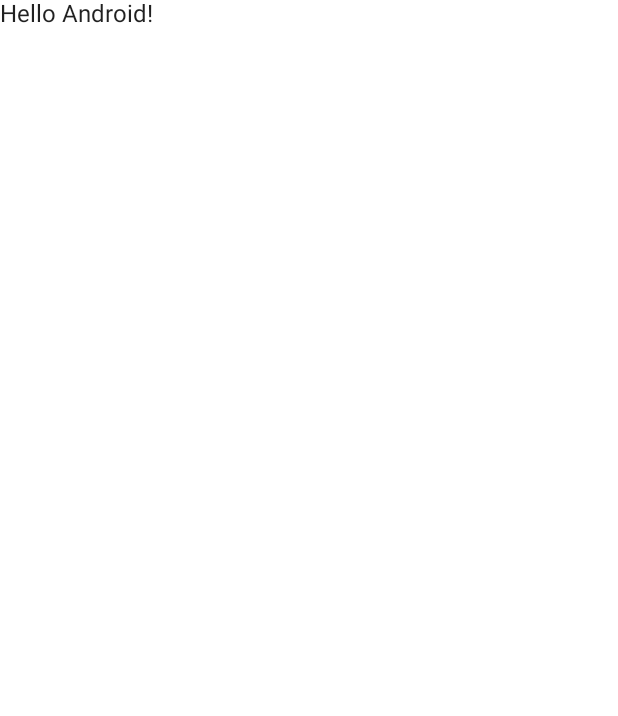
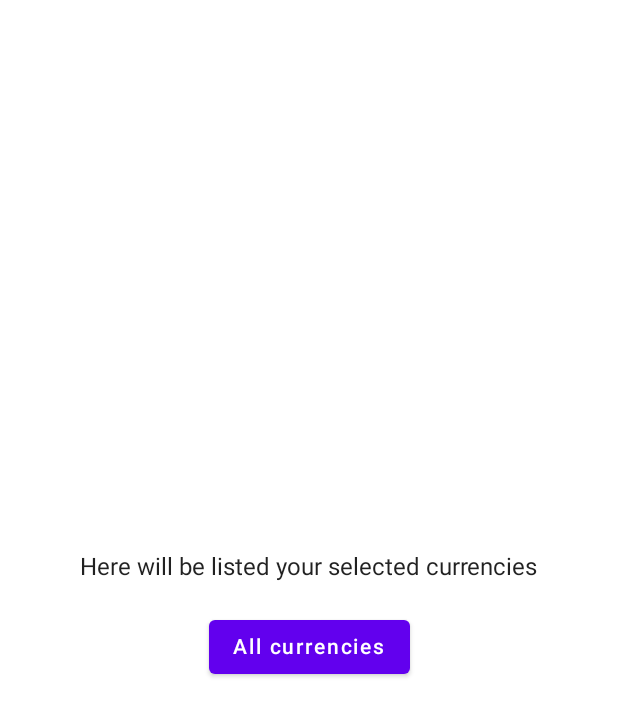
Before and after one commit to LucasPM97/CurrencyList, an Android app built with Jetpack Compose: the screen it shows after launch (MainActivity), on a phone screen of 412 x 824 dp. Before the commit the part shown is almost empty. Shown: the top 716 px of the screen. Run offline under Robolectric (Android 15) with nearby library versions, the phone set to English and light mode, and no system bars.

Commit message:
Create base navigation screen

```diff
--- a/app/build.gradle
+++ b/app/build.gradle
@@ -57,6 +57,9 @@ dependencies {
     implementation "androidx.compose.ui:ui-tooling-preview:$compose_version"
     implementation 'androidx.lifecycle:lifecycle-runtime-ktx:2.3.1'
     implementation 'androidx.activity:activity-compose:1.3.1'
+    //Navigation Compose
+    implementation("androidx.navigation:navigation-compose:2.4.0-alpha08")
+    //Test and Tools
     testImplementation 'junit:junit:4.+'
     androidTestImplementation 'androidx.test.ext:junit:1.1.3'
     androidTestImplementation 'androidx.test.espresso:espresso-core:3.4.0'
--- a/app/src/main/java/com/lucas/currencylist/MainActivity.kt
+++ b/app/src/main/java/com/lucas/currencylist/MainActivity.kt
@@ -5,9 +5,12 @@ import androidx.activity.ComponentActivity
 import androidx.activity.compose.setContent
 import androidx.compose.material.MaterialTheme
 import androidx.compose.material.Surface
-import androidx.compose.material.Text
 import androidx.compose.runtime.Composable
-import androidx.compose.ui.tooling.preview.Preview
+import androidx.navigation.compose.NavHost
+import androidx.navigation.compose.composable
+import androidx.navigation.compose.rememberNavController
+import com.lucas.currencylist.ui.screens.currencies.CurrenciesScreen
+import com.lucas.currencylist.ui.screens.favCurrencies.FavCurrenciesScreen
 import com.lucas.currencylist.ui.theme.CurrencyListTheme
 
 class MainActivity : ComponentActivity() {
@@ -17,7 +20,7 @@ class MainActivity : ComponentActivity() {
             CurrencyListTheme {
                 // A surface container using the 'background' color from the theme
                 Surface(color = MaterialTheme.colors.background) {
-                    Greeting("Android")
+                    AppComponent()
                 }
             }
         }
@@ -25,14 +28,11 @@ class MainActivity : ComponentActivity() {
 }
 
 @Composable
-fun Greeting(name: String) {
-    Text(text = "Hello $name!")
-}
+fun AppComponent() {
+    val navController = rememberNavController()
 
-@Preview(showBackground = true)
-@Composable
-fun DefaultPreview() {
-    CurrencyListTheme {
-        Greeting("Android")
+    NavHost(navController = navController, startDestination = "favCurrencies") {
+        composable("favCurrencies") { FavCurrenciesScreen(navController) }
+        composable("currencies") { CurrenciesScreen(navController) }
     }
 }
--- /dev/null
+++ b/app/src/main/java/com/lucas/currencylist/ui/screens/favCurrencies/FavCurrenciesScreen.kt
@@ -0,0 +1,47 @@
+package com.lucas.currencylist.ui.screens.favCurrencies
+
+import androidx.compose.foundation.layout.Arrangement
+import androidx.compose.foundation.layout.Column
+import androidx.compose.foundation.layout.fillMaxSize
+import androidx.compose.foundation.layout.padding
+import androidx.compose.material.Button
+import androidx.compose.material.Text
+import androidx.compose.runtime.Composable
+import androidx.compose.ui.Alignment
+import androidx.compose.ui.Modifier
+import androidx.compose.ui.tooling.preview.Preview
+import androidx.compose.ui.unit.dp
+import androidx.navigation.NavController
+
+@Composable
+fun FavCurrenciesScreen(navController: NavController?) {
+
+    fun goToCurrencyList(){
+        navController?.let {
+            it.navigate("currencies")
+        }
+    }
+
+    Column(
+        modifier = Modifier.fillMaxSize(),
+        verticalArrangement = Arrangement.Center,
+        horizontalAlignment = Alignment.CenterHorizontally
+    ) {
+        Text(text = "Here will be listed your selected currencies")
+        Button(
+            modifier = Modifier
+                .padding(top = 20.dp),
+            onClick = {
+                goToCurrencyList()
+            }
+        ){
+            Text("All currencies")
+        }
+    }
+}
+
+@Preview(showBackground = true)
+@Composable
+fun PreviewScreen(){
+    FavCurrenciesScreen(navController = null)
+}
--- a/build.gradle
+++ b/build.gradle
@@ -1,7 +1,7 @@
 // Top-level build file where you can add configuration options common to all sub-projects/modules.
 buildscript {
     ext {
-        compose_version = '1.0.1'
+        compose_version = '1.0.2'
     }
     repositories {
         google()
@@ -10,7 +10,6 @@ buildscript {
     dependencies {
         classpath "com.android.tools.build:gradle:7.0.2"
         classpath "org.jetbrains.kotlin:kotlin-gradle-plugin:1.5.21"
-
         // NOTE: Do not place your application dependencies here; they belong
         // in the individual module build.gradle files
     }
```
Also changed, not shown: app/src/main/java/com/lucas/currencylist/ui/screens/currencies/CurrenciesScreen.kt (added, +53 -0 lines).
